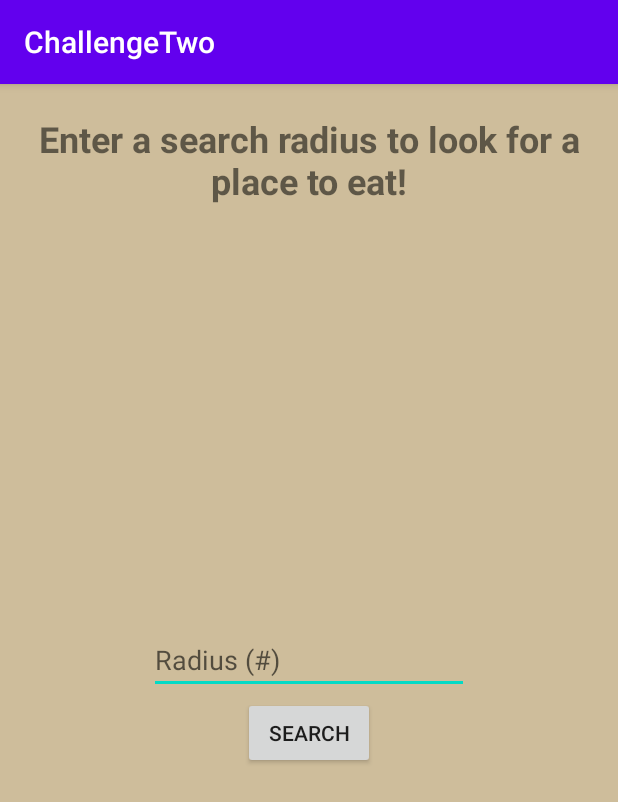
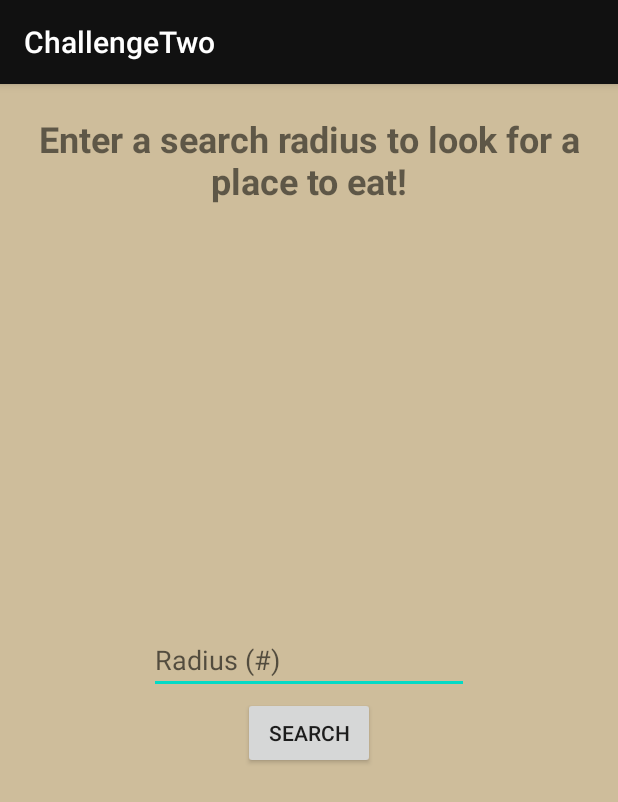
Before and after one commit to Bimbeet/challengeTwo, an Android app: the screen it shows after launch (MainActivity), after a tap on "SEARCH", on a phone screen of 412 x 824 dp. Shown: the top 802 px of the screen. Run offline under Robolectric (Android 15) with nearby library versions, the phone set to English and light mode, and no system bars; our stand-ins replace Volley; libraries missing offline, so code that uses them is left out: com.google.android.libraries; network calls fail; 5 statements that could not run were skipped.

```diff
--- a/app/src/main/java/com/interapt/challengetwo/MainActivity.java
+++ b/app/src/main/java/com/interapt/challengetwo/MainActivity.java
@@ -26,14 +26,19 @@ import com.google.android.libraries.places.api.Places;
 import com.google.android.libraries.places.api.net.PlacesClient;
 import com.interapt.challengetwo.databinding.ActivityMainBinding;
 
+import org.json.JSONArray;
+import org.json.JSONException;
 import org.json.JSONObject;
 
 
 public class MainActivity extends AppCompatActivity implements LocationListener {
     private ActivityMainBinding binding;
-    private final String apiKey = "AIzaSyBcwe1M5pUtNfkZqZ3SSerMNF9oD3Tvczc";
+    private final String apiKey = "";
     // Remember not to save API key to repo!
-    private int PROXIMITY_RADIUS = 1;
+    PlacesClient placesClient;
+    int PROXIMITY_RADIUS = 1;
+    double latitude;
+    double longitude;
 
     @Override
     protected void onCreate(Bundle savedInstanceState) {
@@ -42,7 +47,7 @@ public class MainActivity extends AppCompatActivity implements LocationListener
         View tView = binding.getRoot();
         setContentView(tView);
         Places.initialize(getApplicationContext(), apiKey);
-        PlacesClient placesClient = Places.createClient(this);
+        placesClient = Places.createClient(this);
         if (ContextCompat.checkSelfPermission(this, Manifest.permission.ACCESS_FINE_LOCATION) == PackageManager.PERMISSION_GRANTED ||
                 ActivityCompat.checkSelfPermission(this, Manifest.permission.ACCESS_COARSE_LOCATION) == PackageManager.PERMISSION_GRANTED) {
             binding.searchButton.setVisibility(View.VISIBLE);
@@ -102,19 +107,23 @@ public class MainActivity extends AppCompatActivity implements LocationListener
 //        try {
 //            lm.requestSingleUpdate( LocationManager.NETWORK_PROVIDER, new LocationListener(), null );
 //        } catch ( SecurityException e ) { e.printStackTrace(); }
-        lm.requestLocationUpdates(LocationManager.NETWORK_PROVIDER, 10000, 0, this);
+        lm.requestLocationUpdates(LocationManager.NETWORK_PROVIDER, 50000, 0, this);
 
         Location currlocation = lm.getLastKnownLocation(LocationManager.NETWORK_PROVIDER);
         Log.d("debugy", "Lat / long = " + currlocation.getLatitude() + " / " + currlocation.getLongitude());
-        double latitude = currlocation.getLatitude();
-        double longitude = currlocation.getLongitude();
-//        double longitude = -85.773934499646;
-//        double latitude = 38.200575703571;
+        latitude = currlocation.getLatitude();
+        longitude = currlocation.getLongitude();
+//        longitude = -85.773934499646;
+//        latitude = 38.200575703571;
+        preformRequest();
+    }
+
+    private void preformRequest() {
         StringBuilder googlePlacesUrl =
                 new StringBuilder("https://maps.googleapis.com/maps/api/place/nearbysearch/json?");
         googlePlacesUrl.append("location=").append(latitude).append(",").append(longitude);
         googlePlacesUrl.append("&radius=").append(PROXIMITY_RADIUS);
-        googlePlacesUrl.append("&types=food&sensor=true");
+        googlePlacesUrl.append("&types=restaurant,bakery,cafe&sensor=true");
         googlePlacesUrl.append("&key=" + apiKey);
         Log.d("debugy", "Request = " + googlePlacesUrl.toString());
 
@@ -123,7 +132,7 @@ public class MainActivity extends AppCompatActivity implements LocationListener
                     @Override
                     public void onResponse(JSONObject result) {
                         Log.i("debugy", "onResponse: Result = " + result.toString());
-//                        parseLocationResult(result);
+                        parseLocationResult(result);
                     }
                 },
                 new Response.ErrorListener() {
@@ -140,32 +149,49 @@ public class MainActivity extends AppCompatActivity implements LocationListener
     @Override
     public void onLocationChanged(@NonNull Location location) {
         Log.d("dj", "on location changed: " + location.getLatitude() + " & " + location.getLongitude());
+        latitude = location.getLatitude();
+        longitude = location.getLongitude();
+//        preformRequest();
     }
-//    private void parseLocationResult(final JSONObject result) {}
+
+    private void parseLocationResult(final JSONObject result) {
+//        placesClient.fetchPlace();
+        String name = null;
+        String address = null;
+        String photo_ref = null;
+        try {
+            JSONArray arr = result.getJSONArray("results");
+            name = arr.getJSONObject(0).getString("name");
+            Log.d("debugy", "JSONobject: name - " + name);
+        } catch (JSONException e) {
+            e.printStackTrace();
+        }
+        try {
+            JSONArray arr = result.getJSONArray("results");
+            address = arr.getJSONObject(0).getString("formatted_address");
+            Log.d("debugy", "JSONobject: address - " + address);
+        } catch (JSONException e) {
+            e.printStackTrace();
+        }
+        try {
+            JSONArray arr = result.getJSONArray("results");
+            photo_ref = arr.getJSONObject(0).getJSONArray("photos").getJSONObject(0).getString("photo_reference");
+            Log.d("debugy", "JSONobject: photo_ref - " + photo_ref);
+        } catch (JSONException e) {
+            e.printStackTrace();
+        }
+
+        if (!name.isEmpty() || !address.isEmpty()) {
+            binding.searchButton.setVisibility(View.INVISIBLE);
+            binding.radiusInput.setVisibility(View.INVISIBLE);
+            binding.rInstruct.setVisibility(View.INVISIBLE);
+            binding.nameDisplay.setText(name);
+            binding.nameDisplay.setVisibility(View.VISIBLE);
+            binding.addressDisplay.setText(address);
+            binding.addressDisplay.setVisibility(View.VISIBLE);
+        }
+    }
 }
-
-//    class LocationListener myLocationListener = new LocationListener() {
-//        @Override
-//        public void onLocationChanged(Location location) {
-//            Log.d("dj","on location changed: "+location.getLatitude()+" & "+location.getLongitude());
-////            toastLocation(location);
-//        }
-//
-//        @Override
-//        public void onStatusChanged(String provider, int status, Bundle extras) {
-//
-//        }
-//
-//        @Override
-//        public void onProviderEnabled(String provider) {
-//
-//        }
-//
-//        @Override
-//        public void onProviderDisabled(String provider) {
-//
-//        }
-//    };
 
 class SearchHelper {
     @SuppressLint("StaticFieldLeak")
--- a/app/src/main/res/layout/activity_main.xml
+++ b/app/src/main/res/layout/activity_main.xml
@@ -60,4 +60,30 @@
         app:layout_constraintStart_toStartOf="parent"
         app:layout_constraintTop_toTopOf="parent" />
 
+    <TextView
+        android:id="@+id/nameDisplay"
+        android:layout_width="wrap_content"
+        android:layout_height="wrap_content"
+        android:textAlignment="center"
+        android:textSize="30sp"
+        android:textStyle="bold"
+        android:visibility="invisible"
+        app:layout_constraintBottom_toBottomOf="parent"
+        app:layout_constraintEnd_toEndOf="parent"
+        app:layout_constraintStart_toStartOf="parent"
+        app:layout_constraintTop_toTopOf="parent"
+        tools:text="Mario's Pizza" />
+
+    <TextView
+        android:id="@+id/addressDisplay"
+        android:layout_width="wrap_content"
+        android:layout_height="wrap_content"
+        android:textAlignment="center"
+        android:textSize="22sp"
+        android:visibility="invisible"
+        app:layout_constraintBottom_toBottomOf="parent"
+        app:layout_constraintEnd_toEndOf="parent"
+        app:layout_constraintStart_toStartOf="parent"
+        app:layout_constraintTop_toBottomOf="@+id/nameDisplay" />
+
 </androidx.constraintlayout.widget.ConstraintLayout>
--- a/app/src/main/res/values/colors.xml
+++ b/app/src/main/res/values/colors.xml
@@ -1,6 +1,6 @@
 <?xml version="1.0" encoding="utf-8"?>
 <resources>
-    <color name="colorPrimary">#6200EE</color>
+    <color name="colorPrimary">#111111</color>
     <color name="colorPrimaryDark">#3700B3</color>
     <color name="colorAccent">#03DAC5</color>
 </resources>
```
